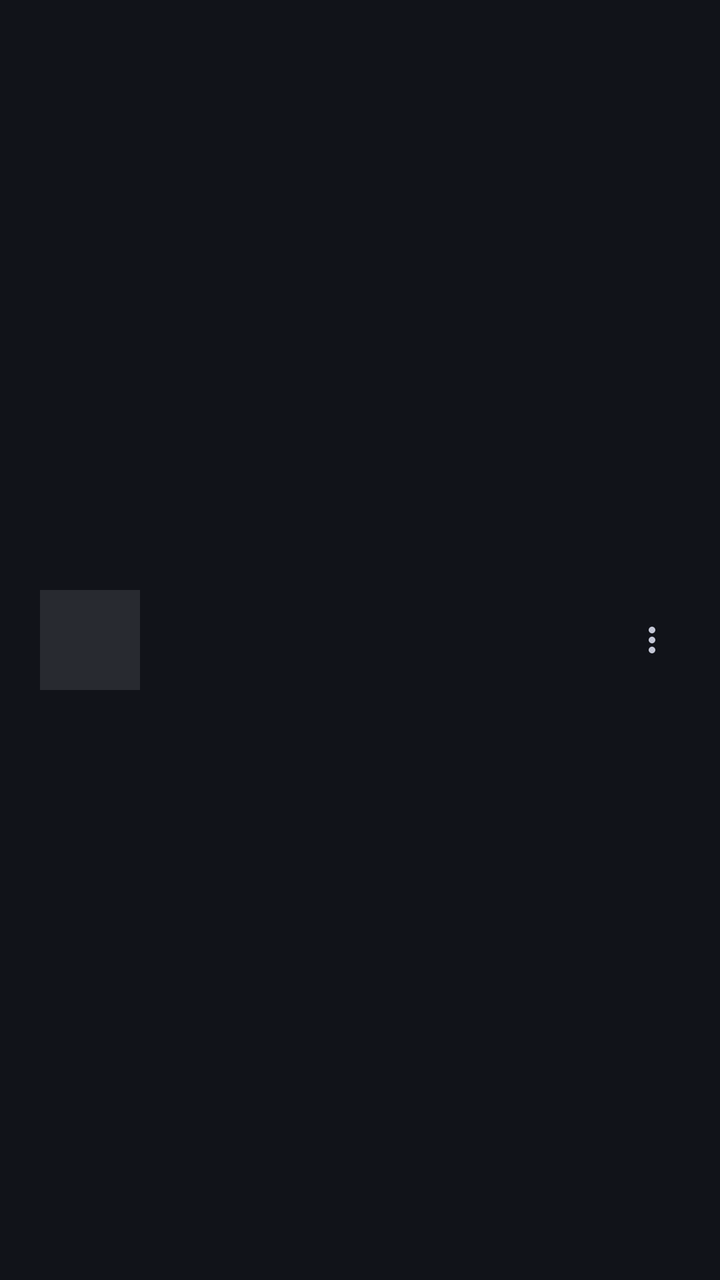
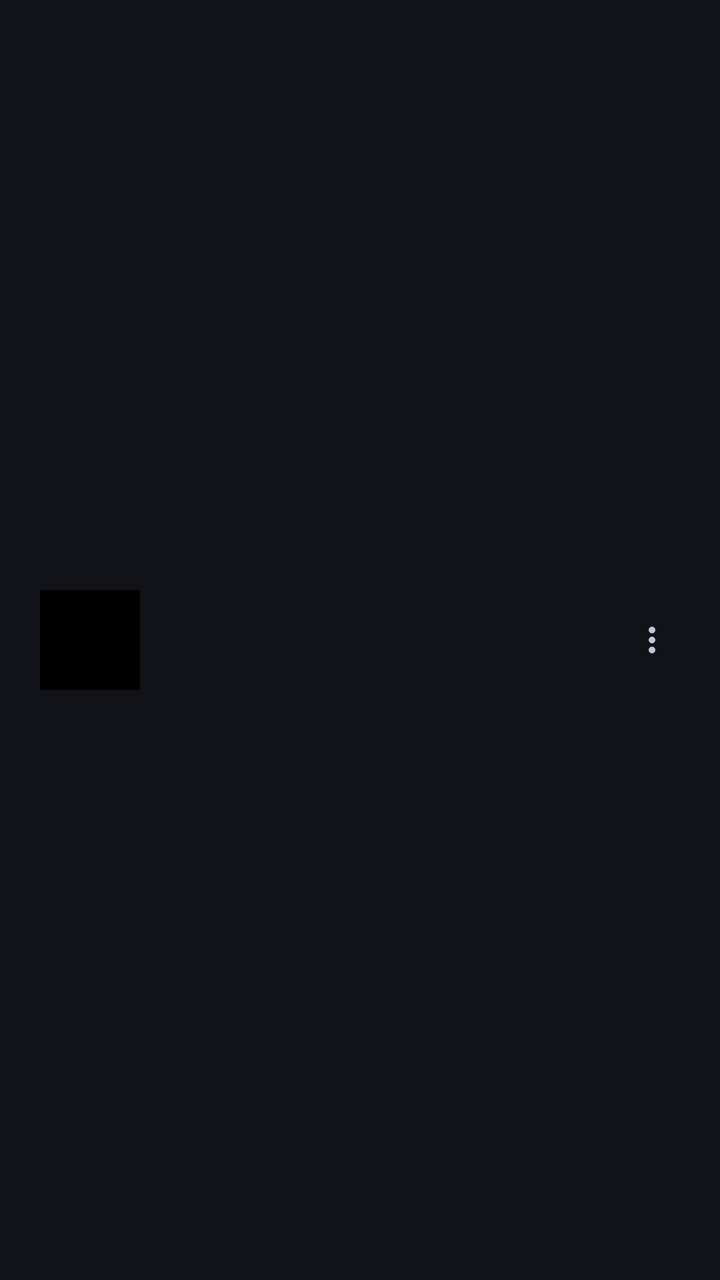

Before-and-after screenshots of an Android layout around one commit, followed by the original layout XML and the change that was made.
<!-- AndroidManifest.xml: application theme Theme.Sleppify -->
<!-- res/layout/item_autocomplete_track.xml -->
<?xml version="1.0" encoding="utf-8"?>
<LinearLayout xmlns:android="http://schemas.android.com/apk/res/android"
    xmlns:app="http://schemas.android.com/apk/res-auto"
    android:layout_width="match_parent"
    android:layout_height="wrap_content"
    android:gravity="center_vertical"
    android:orientation="horizontal"
    android:paddingHorizontal="16dp"
    android:paddingVertical="12dp"
    android:background="?attr/selectableItemBackground"
    android:clickable="true"
    android:focusable="true">

    <ImageView
        android:id="@+id/ivAutoCompleteThumb"
        android:layout_width="50dp"
        android:layout_height="50dp"
        android:layout_marginStart="4dp"
        android:layout_marginEnd="12dp"
        android:background="@color/surface_high"
        android:scaleType="fitCenter" />

    <LinearLayout
        android:layout_width="0dp"
        android:layout_height="wrap_content"
        android:layout_weight="1"
        android:orientation="vertical">

        <TextView
            android:id="@+id/tvAutoCompleteTitle"
            android:layout_width="match_parent"
            android:layout_height="wrap_content"
            android:ellipsize="end"
            android:fontFamily="sans-serif-black"
            android:includeFontPadding="false"
            android:maxLines="2"
            android:textColor="@color/text_primary"
            android:textSize="14sp"
            android:textStyle="bold" />

        <TextView
            android:id="@+id/tvAutoCompleteArtist"
            android:layout_width="match_parent"
            android:layout_height="wrap_content"
            android:ellipsize="end"
            android:fontFamily="@font/inter_variable"
            android:includeFontPadding="false"
            android:maxLines="1"
            android:textColor="@color/text_secondary"
            android:textSize="14sp" />

    </LinearLayout>

    <ImageView
        android:id="@+id/ivAutoCompleteOffline"
        android:layout_width="20dp"
        android:layout_height="20dp"
        android:background="@drawable/bg_offline_state_outline_muted"
        android:padding="4dp"
        android:src="@drawable/ic_check_small"
        android:visibility="invisible"
        app:tint="@color/text_secondary" />

    <ImageView
        android:id="@+id/ivAutoCompleteMore"
        android:layout_width="36dp"
        android:layout_height="36dp"
        android:background="?attr/selectableItemBackgroundBorderless"
        android:clickable="true"
        android:focusable="true"
        android:padding="8dp"
        android:src="@drawable/ic_more_vert"
        app:tint="@color/text_secondary" />

</LinearLayout>
<!-- resources referenced by this layout -->
<resources>
  <color name="surface_high">#282a30</color>
  <color name="text_primary">#e2e2eb</color>
  <color name="text_secondary">#c3c6d5</color>
  <!-- drawable bg_offline_state_outline_muted (drawable) -->
  <?xml version="1.0" encoding="utf-8"?>
  <shape xmlns:android="http://schemas.android.com/apk/res/android"
      android:shape="oval">
      <solid android:color="@android:color/transparent" />
      <stroke
      android:width="1dp"
          android:color="@color/text_secondary" />
  </shape>
  <!-- drawable ic_check_small (drawable) -->
  <vector xmlns:android="http://schemas.android.com/apk/res/android"
      android:width="24dp"
      android:height="24dp"
      android:viewportWidth="24"
      android:viewportHeight="24">
      <path
          android:fillColor="#FFFFFFFF"
          android:pathData="M9,16.2l-3.5,-3.5L4,14.2l5,5 11,-11 -1.5,-1.5z" />
  </vector>
  <!-- drawable ic_more_vert (drawable) -->
  <?xml version="1.0" encoding="utf-8"?>
  <vector xmlns:android="http://schemas.android.com/apk/res/android"
      android:width="24dp"
      android:height="24dp"
      android:viewportWidth="24"
      android:viewportHeight="24">
      <path
          android:fillColor="#FFFFFFFF"
          android:pathData="M12,8c1.1,0 2,-0.9 2,-2s-0.9,-2 -2,-2 -2,0.9 -2,2 0.9,2 2,2zM12,10c-1.1,0 -2,0.9 -2,2s0.9,2 2,2 2,-0.9 2,-2 -0.9,-2 -2,-2zM12,16c-1.1,0 -2,0.9 -2,2s0.9,2 2,2 2,-0.9 2,-2 -0.9,-2 -2,-2z" />
  </vector>
  <style name="Theme.Sleppify" parent="Base.Theme.Sleppify" />
  <style name="Base.Theme.Sleppify" parent="Theme.Material3.Dark.NoActionBar">
          
          <item name="colorPrimary">@color/stitch_blue</item>
          <item name="colorSecondary">@color/stitch_blue_light</item>
          <item name="android:windowBackground">@color/surface_dark</item>
          <item name="android:navigationBarColor">@color/surface_dark</item>
          <item name="android:statusBarColor">@color/surface_dark</item>
          <item name="android:textColorPrimary">@color/text_primary</item>
          <item name="android:textColorSecondary">@color/text_secondary</item>
      </style>
  <color name="stitch_blue">#AEC7FD</color>
  <color name="stitch_blue_light">#AEC7FD</color>
  <color name="surface_dark">#111319</color>
</resources>

<!-- the commit's change to res/layout/item_autocomplete_track.xml (unified diff, before → after) -->
@@ -17,7 +17,7 @@
         android:layout_height="50dp"
         android:layout_marginStart="4dp"
         android:layout_marginEnd="12dp"
-        android:background="@color/surface_high"
+        android:background="@color/artwork_background"
         android:scaleType="fitCenter" />
 
     <LinearLayout
<!-- resource entries referenced after the edit -->
@@ -1,6 +1,6 @@
 <!-- resources referenced by this layout -->
 <resources>
-  <color name="surface_high">#282a30</color>
+  <color name="artwork_background">#FF000000</color>
   <color name="text_primary">#e2e2eb</color>
   <color name="text_secondary">#c3c6d5</color>
   <!-- drawable bg_offline_state_outline_muted (drawable) -->
